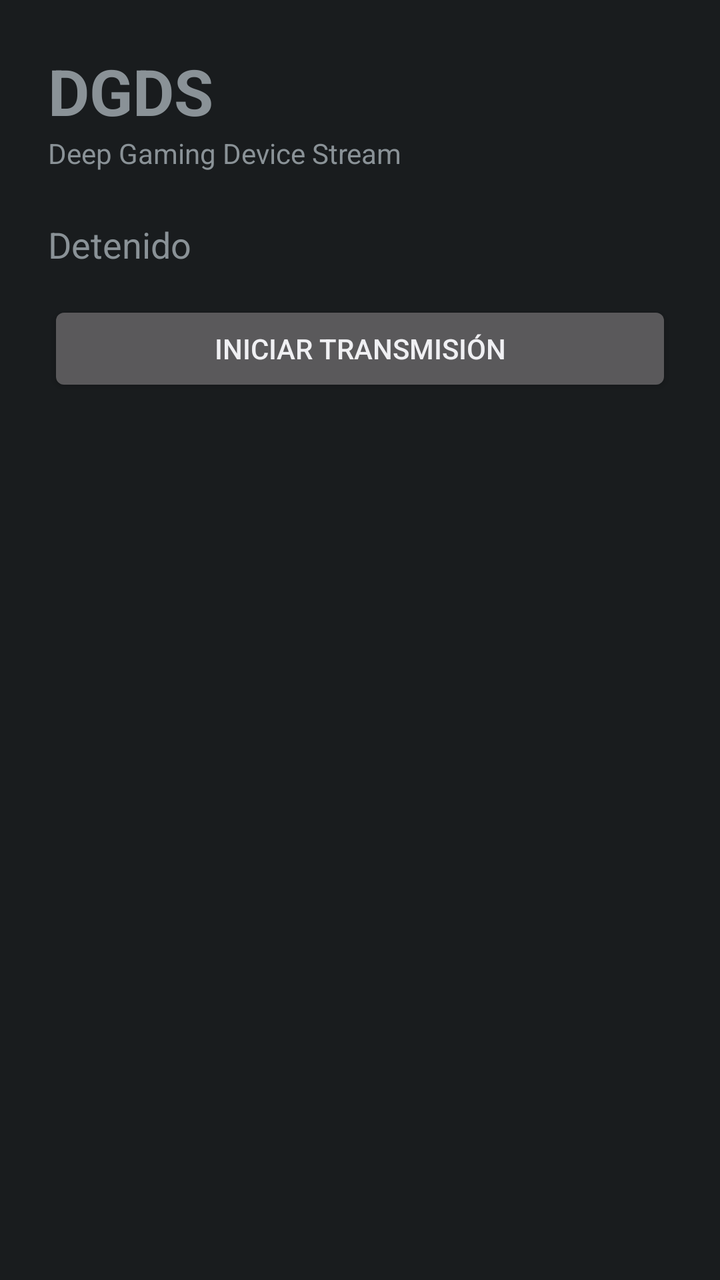
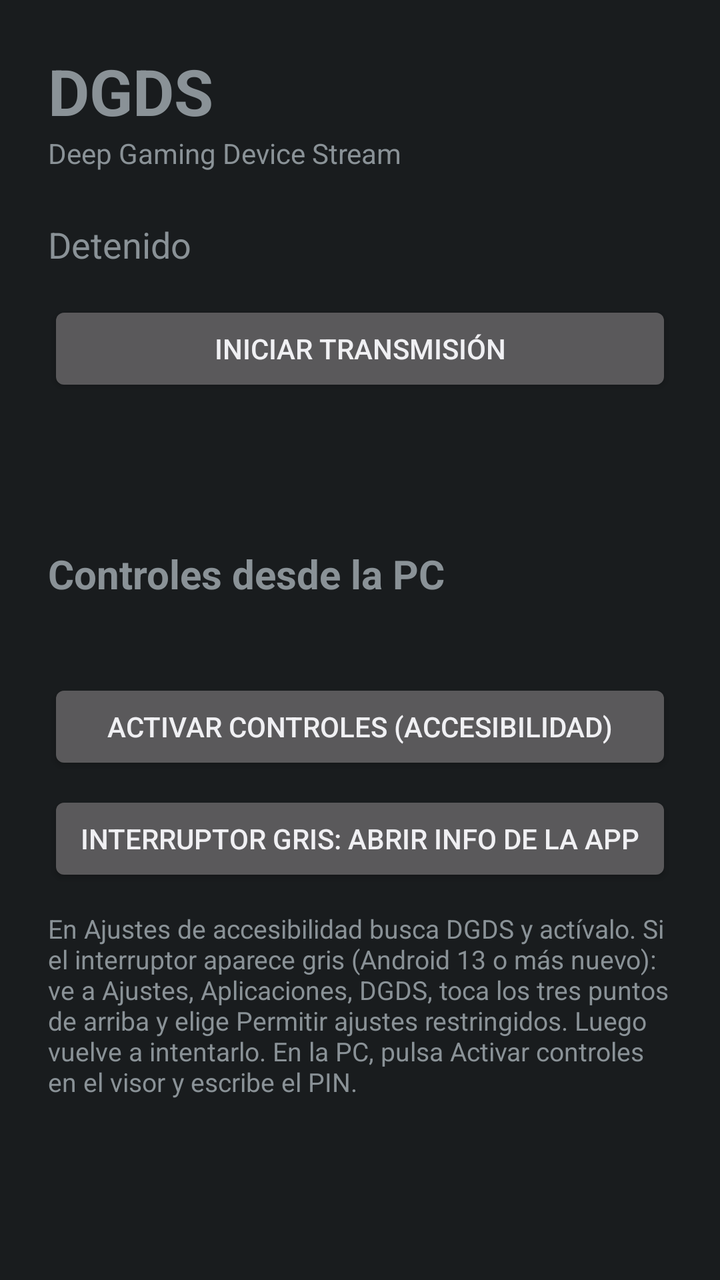

Before-and-after screenshots of an Android layout around one commit, followed by the original layout XML and the change that was made.
<!-- AndroidManifest.xml: application theme Theme.DGDS -->
<!-- res/layout/activity_main.xml -->
<?xml version="1.0" encoding="utf-8"?>
<FrameLayout xmlns:android="http://schemas.android.com/apk/res/android"
    android:layout_width="match_parent"
    android:layout_height="match_parent"
    android:fitsSystemWindows="true">

<LinearLayout
    android:layout_width="match_parent"
    android:layout_height="match_parent"
    android:orientation="vertical"
    android:padding="24dp">

    <TextView
        android:id="@+id/title"
        android:layout_width="wrap_content"
        android:layout_height="wrap_content"
        android:text="@string/title"
        android:textSize="32sp"
        android:textStyle="bold" />

    <TextView
        android:layout_width="wrap_content"
        android:layout_height="wrap_content"
        android:text="@string/subtitle"
        android:textSize="14sp" />

    <TextView
        android:id="@+id/status"
        android:layout_width="match_parent"
        android:layout_height="wrap_content"
        android:layout_marginTop="24dp"
        android:text="@string/status_idle"
        android:textSize="18sp" />

    <Button
        android:id="@+id/toggle"
        android:layout_width="match_parent"
        android:layout_height="wrap_content"
        android:layout_marginTop="16dp"
        android:text="@string/btn_start" />

    <TextView
        android:id="@+id/info"
        android:layout_width="match_parent"
        android:layout_height="wrap_content"
        android:layout_marginTop="24dp"
        android:textIsSelectable="true"
        android:textSize="14sp" />
</LinearLayout>
</FrameLayout>
<!-- resources referenced by this layout -->
<resources>
  <string name="btn_start">Iniciar transmisión</string>
  <string name="status_idle">Detenido</string>
  <string name="subtitle">Deep Gaming Device Stream</string>
  <string name="title">DGDS</string>
  <style name="Theme.DGDS" parent="android:Theme.DeviceDefault.NoActionBar" />
</resources>

<!-- the commit's change to res/layout/activity_main.xml (unified diff, before → after) -->
@@ -4,47 +4,89 @@
     android:layout_height="match_parent"
     android:fitsSystemWindows="true">
 
-<LinearLayout
-    android:layout_width="match_parent"
-    android:layout_height="match_parent"
-    android:orientation="vertical"
-    android:padding="24dp">
+    <ScrollView
+        android:layout_width="match_parent"
+        android:layout_height="match_parent">
 
-    <TextView
-        android:id="@+id/title"
-        android:layout_width="wrap_content"
-        android:layout_height="wrap_content"
-        android:text="@string/title"
-        android:textSize="32sp"
-        android:textStyle="bold" />
+        <LinearLayout
+            android:layout_width="match_parent"
+            android:layout_height="wrap_content"
+            android:orientation="vertical"
+            android:padding="24dp">
 
-    <TextView
-        android:layout_width="wrap_content"
-        android:layout_height="wrap_content"
-        android:text="@string/subtitle"
-        android:textSize="14sp" />
+            <TextView
+                android:id="@+id/title"
+                android:layout_width="wrap_content"
+                android:layout_height="wrap_content"
+                android:text="@string/title"
+                android:textSize="32sp"
+                android:textStyle="bold" />
 
-    <TextView
-        android:id="@+id/status"
-        android:layout_width="match_parent"
-        android:layout_height="wrap_content"
-        android:layout_marginTop="24dp"
-        android:text="@string/status_idle"
-        android:textSize="18sp" />
+            <TextView
+                android:layout_width="wrap_content"
+                android:layout_height="wrap_content"
+                android:text="@string/subtitle"
+                android:textSize="14sp" />
 
-    <Button
-        android:id="@+id/toggle"
-        android:layout_width="match_parent"
-        android:layout_height="wrap_content"
-        android:layout_marginTop="16dp"
-        android:text="@string/btn_start" />
+            <TextView
+                android:id="@+id/status"
+                android:layout_width="match_parent"
+                android:layout_height="wrap_content"
+                android:layout_marginTop="24dp"
+                android:text="@string/status_idle"
+                android:textSize="18sp" />
 
-    <TextView
-        android:id="@+id/info"
-        android:layout_width="match_parent"
-        android:layout_height="wrap_content"
-        android:layout_marginTop="24dp"
-        android:textIsSelectable="true"
-        android:textSize="14sp" />
-</LinearLayout>
+            <Button
+                android:id="@+id/toggle"
+                android:layout_width="match_parent"
+                android:layout_height="wrap_content"
+                android:layout_marginTop="16dp"
+                android:text="@string/btn_start" />
+
+            <TextView
+                android:id="@+id/info"
+                android:layout_width="match_parent"
+                android:layout_height="wrap_content"
+                android:layout_marginTop="24dp"
+                android:textIsSelectable="true"
+                android:textSize="14sp" />
+
+            <TextView
+                android:layout_width="wrap_content"
+                android:layout_height="wrap_content"
+                android:layout_marginTop="32dp"
+                android:text="@string/controls_title"
+                android:textSize="20sp"
+                android:textStyle="bold" />
+
+            <TextView
+                android:id="@+id/controls_status"
+                android:layout_width="match_parent"
+                android:layout_height="wrap_content"
+                android:layout_marginTop="8dp"
+                android:textIsSelectable="true"
+                android:textSize="14sp" />
+
+            <Button
+                android:id="@+id/btn_controls"
+                android:layout_width="match_parent"
+                android:layout_height="wrap_content"
+                android:layout_marginTop="12dp"
+                android:text="@string/btn_controls" />
+
+            <Button
+                android:id="@+id/btn_app_info"
+                android:layout_width="match_parent"
+                android:layout_height="wrap_content"
+                android:layout_marginTop="8dp"
+                android:text="@string/btn_app_info" />
+
+            <TextView
+                android:layout_width="match_parent"
+                android:layout_height="wrap_content"
+                android:layout_marginTop="12dp"
+                android:text="@string/controls_help"
+                android:textSize="13sp" />
+        </LinearLayout>
+    </ScrollView>
 </FrameLayout>
<!-- resource entries referenced after the edit -->
@@ -1,6 +1,10 @@
 <!-- resources referenced by this layout -->
 <resources>
+  <string name="btn_app_info">Interruptor gris: abrir info de la app</string>
+  <string name="btn_controls">Activar controles (Accesibilidad)</string>
   <string name="btn_start">Iniciar transmisión</string>
+  <string name="controls_help">En Ajustes de accesibilidad busca DGDS y actívalo. Si el interruptor aparece gris (Android 13 o más nuevo): ve a Ajustes, Aplicaciones, DGDS, toca los tres puntos de arriba y elige Permitir ajustes restringidos. Luego vuelve a intentarlo. En la PC, pulsa Activar controles en el visor y escribe el PIN.</string>
+  <string name="controls_title">Controles desde la PC</string>
   <string name="status_idle">Detenido</string>
   <string name="subtitle">Deep Gaming Device Stream</string>
   <string name="title">DGDS</string>
